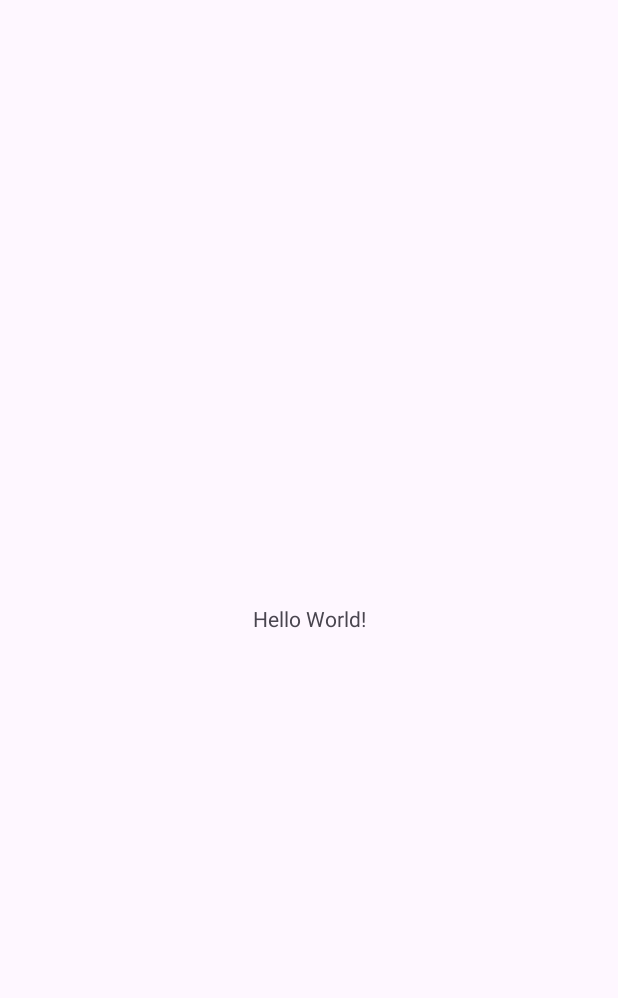
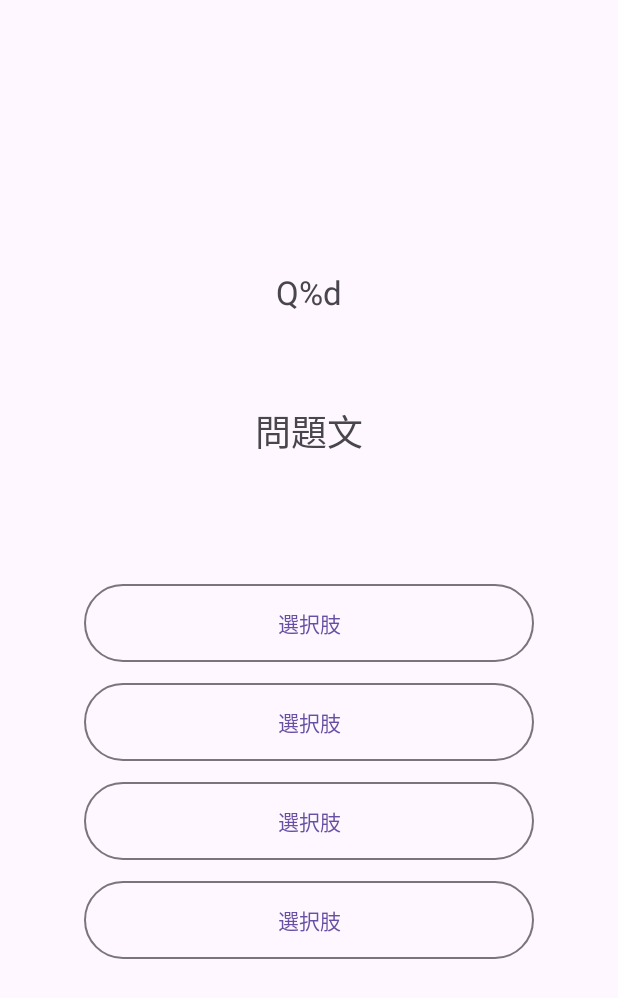
Before and after one commit to ry211chan/Java_practice, an Android app: the screen it shows after launch (MainActivity), on a phone screen of 412 x 824 dp. Before the commit the part shown is almost empty. Shown: the top 998 px of the screen. Run offline under Robolectric (Android 15) with nearby library versions, the phone set to English and light mode, and no system bars.

Commit message:
出題画面の作成

```diff
--- a/app/src/main/res/layout/activity_main.xml
+++ b/app/src/main/res/layout/activity_main.xml
@@ -1,19 +1,59 @@
 <?xml version="1.0" encoding="utf-8"?>
-<androidx.constraintlayout.widget.ConstraintLayout xmlns:android="http://schemas.android.com/apk/res/android"
-    xmlns:app="http://schemas.android.com/apk/res-auto"
+<LinearLayout xmlns:android="http://schemas.android.com/apk/res/android"
     xmlns:tools="http://schemas.android.com/tools"
     android:id="@+id/main"
     android:layout_width="match_parent"
     android:layout_height="match_parent"
-    tools:context=".MainActivity">
+    tools:context=".MainActivity"
+    android:orientation="vertical"
+    android:gravity="center">
 
     <TextView
+        android:id="@+id/countLabel"
         android:layout_width="wrap_content"
         android:layout_height="wrap_content"
-        android:text="Hello World!"
-        app:layout_constraintBottom_toBottomOf="parent"
-        app:layout_constraintEnd_toEndOf="parent"
-        app:layout_constraintStart_toStartOf="parent"
-        app:layout_constraintTop_toTopOf="parent" />
+        android:text="@string/count_label"
+        android:textSize="22sp" />
 
-</androidx.constraintlayout.widget.ConstraintLayout>
+    <TextView
+        android:id="@+id/quentionLabel"
+        android:layout_width="wrap_content"
+        android:layout_height="wrap_content"
+        android:text="@string/question_label"
+        android:textSize="24sp"
+        android:layout_marginTop="60dp" />
+
+    <Button
+        android:id="@+id/answerBtn1"
+        style="@style/Widget.Material3.Button.OutlinedButton"
+        android:layout_width="300dp"
+        android:layout_height="60dp"
+        android:layout_marginTop="80dp"
+        android:text="@string/btn_answer"
+        tools:ignore="DuplicateSpeakableTextCheck" />
+
+    <Button
+        android:id="@+id/answerBtn2"
+        android:layout_width="300dp"
+        android:layout_height="60dp"
+        android:text="@string/btn_answer"
+        android:layout_marginTop="6dp"
+        style="@style/Widget.Material3.Button.OutlinedButton" />
+
+    <Button
+        android:id="@+id/answerBtn3"
+        android:layout_width="300dp"
+        android:layout_height="60dp"
+        android:text="@string/btn_answer"
+        android:layout_marginTop="6dp"
+        style="@style/Widget.Material3.Button.OutlinedButton" />
+
+    <Button
+        android:id="@+id/answerBtn4"
+        android:layout_width="300dp"
+        android:layout_height="60dp"
+        android:text="@string/btn_answer"
+        android:layout_marginTop="6dp"
+        style="@style/Widget.Material3.Button.OutlinedButton" />
+
+</LinearLayout>
--- a/app/src/main/res/values/strings.xml
+++ b/app/src/main/res/values/strings.xml
@@ -1,3 +1,6 @@
 <resources>
     <string name="app_name">orcaquiz</string>
+    <string name="question_label">問題文</string>
+    <string name="count_label">Q%d</string>
+    <string name="btn_answer">選択肢</string>
 </resources>
```
